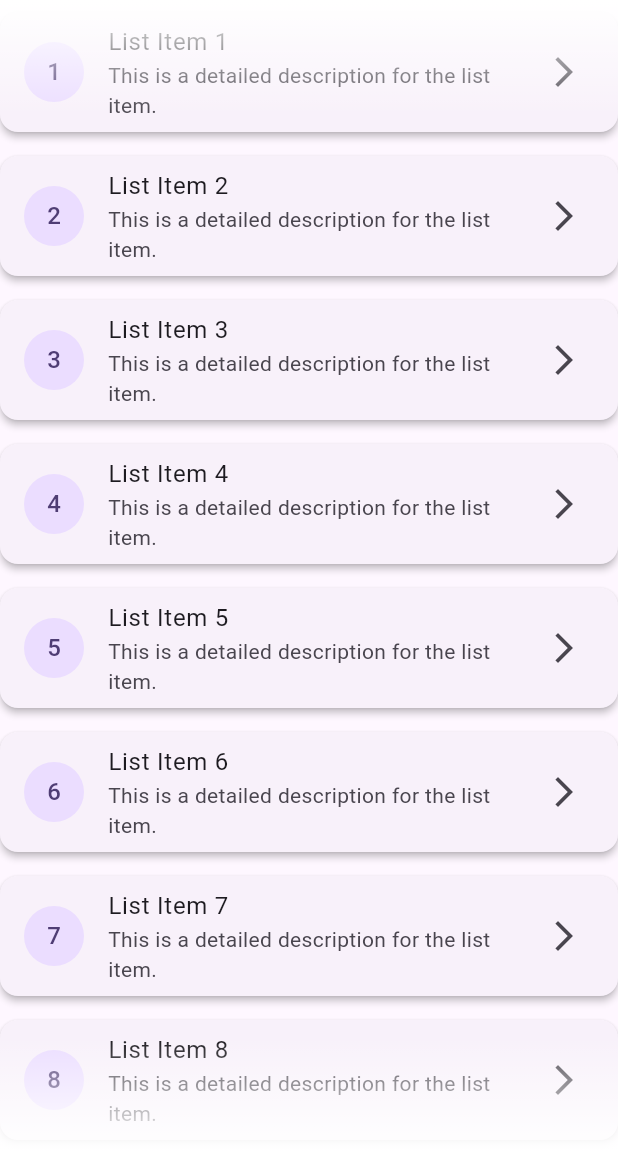
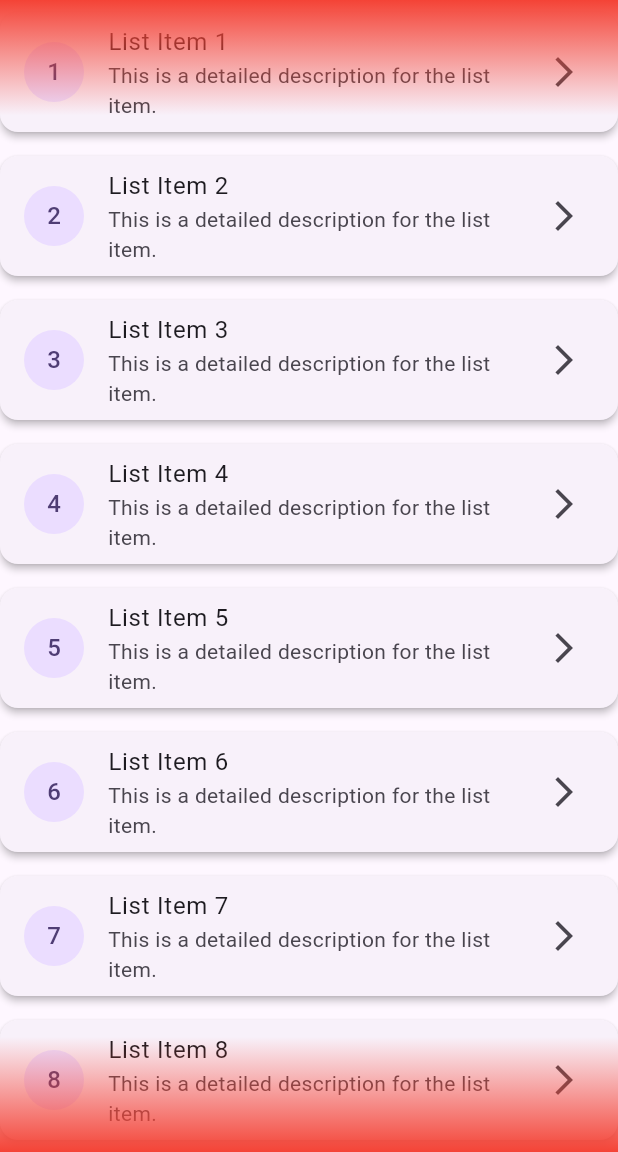
Before and after one commit to emrhnzngn/gradient_list_view, a Flutter app: the screen it shows after launch, on a phone screen of 412 x 824 dp, the part 84-1236 px from its top. Run offline on Flutter 3.47's test engine with Material 3 defaults, Android fonts, the phone set to English and light mode, and no system bars.

Commit message:
examplevideo

```diff
--- a/example/lib/main.dart
+++ b/example/lib/main.dart
@@ -46,11 +46,11 @@ class _MyHomePageState extends State<MyHomePage> {
             Expanded(
               child: GradientListView(
                 gradientColors: [
-                  Colors.white,
-                  Colors.white.withValues(alpha: .0),
-                  Colors.white.withValues(alpha: .0),
-                  Colors.white.withValues(alpha: .0),
-                  Colors.white,
+                  Colors.red,
+                  Colors.red.withValues(alpha: .0),
+                  Colors.red.withValues(alpha: .0),
+                  Colors.red.withValues(alpha: .0),
+                  Colors.red,
                 ],
                 gradientStops: const [0.0, 0.1, 0.5, 0.9, 1.0],
                 // gradientHeight: 200,
```
Also changed, not shown: 1 other file.
